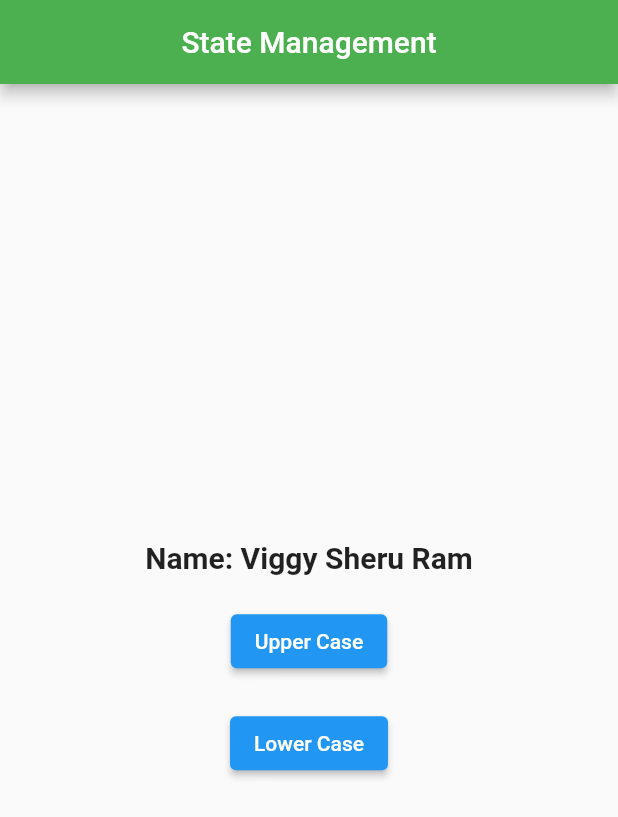
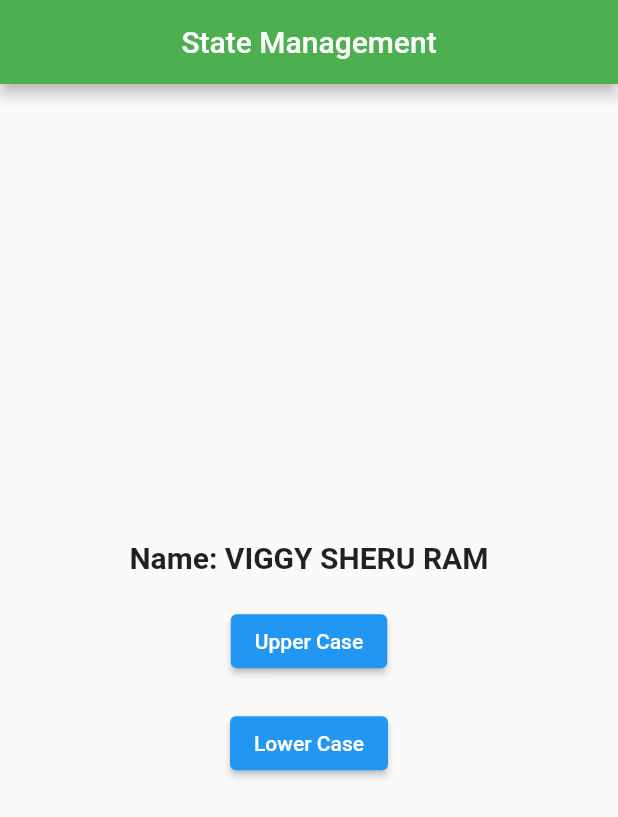
Before and after one commit to vigneshram2011/sheru, a Flutter app: the screen it shows after launch, after a tap on "Upper Case", on a phone screen of 412 x 824 dp. Shown: the top 817 px of the screen. Run offline on Flutter 3.47's test engine with Material 2 defaults, Android fonts, the phone set to English and light mode, and no system bars; our stand-ins replace get.

Commit message:
after ninth video - working

```diff
--- a/lib/main.dart
+++ b/lib/main.dart
@@ -43,7 +43,7 @@ class MyApp extends StatelessWidget {
               ElevatedButton(
                 child: Text('Upper Case'),
                 onPressed: () {
-                  student.name.value = student.name.value.toUpperCase();
+                  myController.convertToUpperCase();
                 },
               ),
               SizedBox(
@@ -52,7 +52,7 @@ class MyApp extends StatelessWidget {
               ElevatedButton(
                 child: Text('Lower Case'),
                 onPressed: () {
-                  student.name.value = student.name.value.toLowerCase();
+                  myController.convertToLowerCase();
                 },
               ),
             ],
--- a/lib/my_controller.dart
+++ b/lib/my_controller.dart
@@ -6,7 +6,6 @@ class MyController extends GetxController {
   void convertToUpperCase() {
     student.name.value = student.name.value.toUpperCase();
   }
-
   void convertToLowerCase() {
     student.name.value = student.name.value.toLowerCase();
   }
--- a/lib/student.dart
+++ b/lib/student.dart
@@ -2,5 +2,4 @@ import 'package:get/get.dart';
 
 class Student {
   var name = 'Viggy Sheru Ram'.obs;
-  var age = 25.obs;
 }
```
